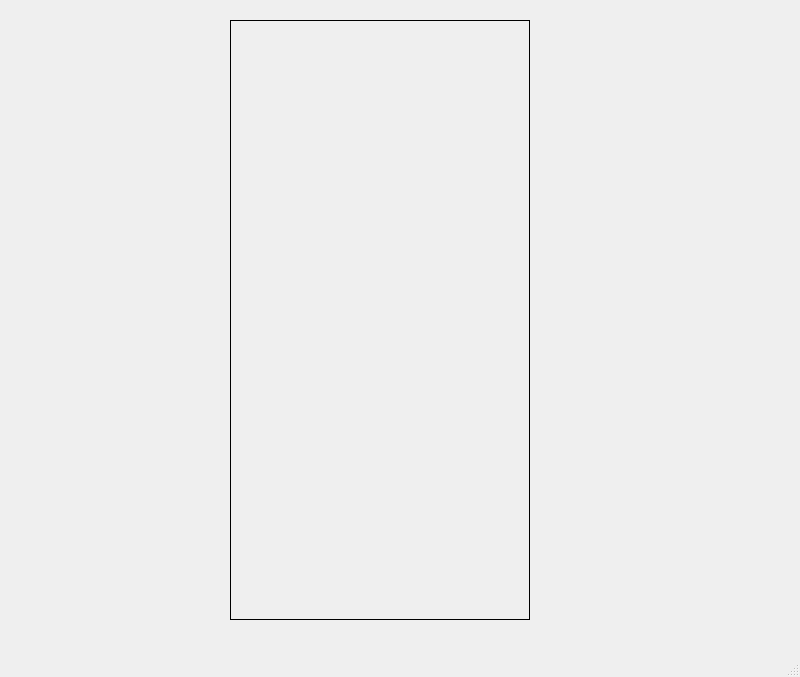
leonardoSCosta/cpp_workspace, file Tetris/jogo.ui: the form before one commit.
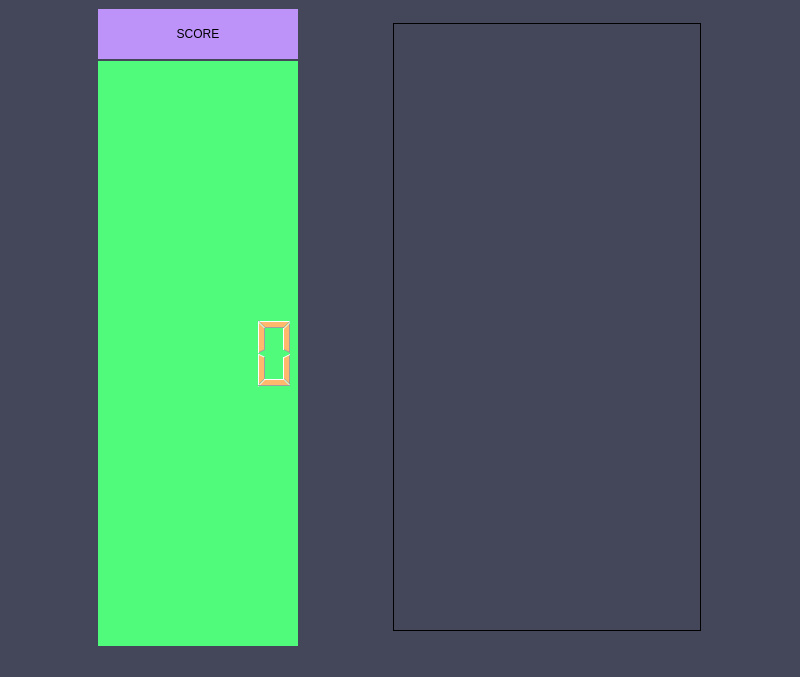
The form after the commit.

Diff of the .ui file:
```diff
--- a/Tetris/jogo.ui
+++ b/Tetris/jogo.ui
@@ -13,23 +13,103 @@
   <property name="windowTitle">
    <string>Jogo</string>
   </property>
+  <property name="styleSheet">
+   <string notr="true">background-color: rgb(68, 71, 90);</string>
+  </property>
   <widget class="QWidget" name="centralwidget">
-   <widget class="QLabel" name="labelTela">
-    <property name="geometry">
-     <rect>
-      <x>230</x>
-      <y>20</y>
-      <width>300</width>
-      <height>600</height>
-     </rect>
-    </property>
-    <property name="frameShape">
-     <enum>QFrame::Box</enum>
-    </property>
-    <property name="text">
-     <string/>
-    </property>
-   </widget>
+   <layout class="QHBoxLayout" name="horizontalLayout">
+    <item>
+     <layout class="QVBoxLayout" name="verticalLayout">
+      <property name="spacing">
+       <number>2</number>
+      </property>
+      <item>
+       <widget class="QLabel" name="label">
+        <property name="maximumSize">
+         <size>
+          <width>200</width>
+          <height>50</height>
+         </size>
+        </property>
+        <property name="styleSheet">
+         <string notr="true">background-color: rgb(189, 147, 249);
+color: rgb(0, 0, 0);
+font: 700 20pt &quot;Ubuntu&quot;;</string>
+        </property>
+        <property name="text">
+         <string>SCORE</string>
+        </property>
+        <property name="alignment">
+         <set>Qt::AlignCenter</set>
+        </property>
+       </widget>
+      </item>
+      <item>
+       <widget class="QLCDNumber" name="lcdNumber">
+        <property name="maximumSize">
+         <size>
+          <width>200</width>
+          <height>600</height>
+         </size>
+        </property>
+        <property name="layoutDirection">
+         <enum>Qt::LeftToRight</enum>
+        </property>
+        <property name="autoFillBackground">
+         <bool>false</bool>
+        </property>
+        <property name="styleSheet">
+         <string notr="true">background-color: rgb(80, 250, 123);
+color: rgb(255, 184, 108)</string>
+        </property>
+        <property name="frameShape">
+         <enum>QFrame::NoFrame</enum>
+        </property>
+        <property name="lineWidth">
+         <number>1</number>
+        </property>
+        <property name="segmentStyle">
+         <enum>QLCDNumber::Filled</enum>
+        </property>
+       </widget>
+      </item>
+     </layout>
+    </item>
+    <item>
+     <widget class="QLabel" name="labelTela">
+      <property name="sizePolicy">
+       <sizepolicy hsizetype="Fixed" vsizetype="Fixed">
+        <horstretch>0</horstretch>
+        <verstretch>0</verstretch>
+       </sizepolicy>
+      </property>
+      <property name="maximumSize">
+       <size>
+        <width>308</width>
+        <height>608</height>
+       </size>
+      </property>
+      <property name="sizeIncrement">
+       <size>
+        <width>0</width>
+        <height>0</height>
+       </size>
+      </property>
+      <property name="baseSize">
+       <size>
+        <width>0</width>
+        <height>0</height>
+       </size>
+      </property>
+      <property name="frameShape">
+       <enum>QFrame::Box</enum>
+      </property>
+      <property name="text">
+       <string/>
+      </property>
+     </widget>
+    </item>
+   </layout>
   </widget>
   <widget class="QMenuBar" name="menubar">
    <property name="geometry">
```
